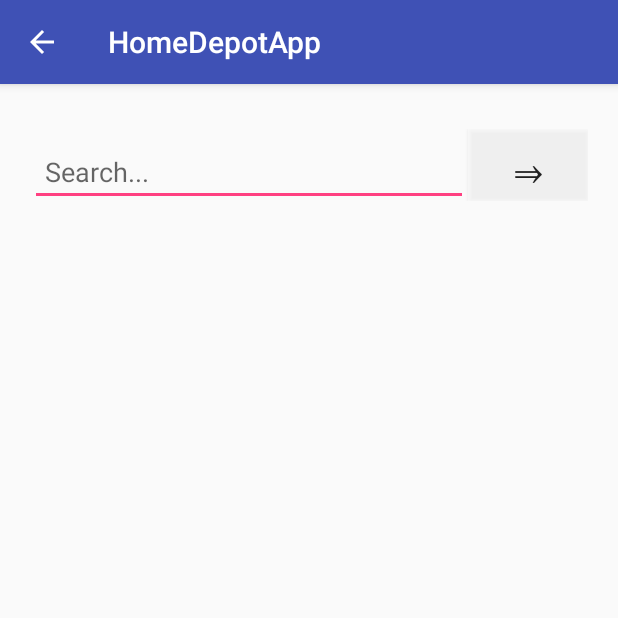
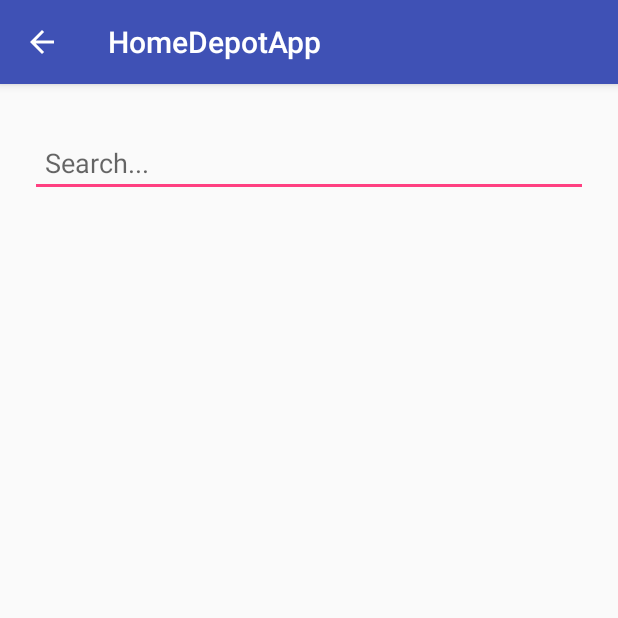
Before and after one commit to IshanArya/Beacon, an Android app: the SearchActivity screen opened directly, with no data from a screen before it, on a phone screen of 412 x 824 dp, the top half of it. Run offline under Robolectric (Android 15) with nearby library versions, the light colour scheme and no system bars.

Commit message:
Removed search button

```diff
--- a/HomeDepotApp/app/src/main/res/layout/activity_search.xml
+++ b/HomeDepotApp/app/src/main/res/layout/activity_search.xml
@@ -21,13 +21,13 @@
             android:paddingLeft="10dp"
             android:paddingRight="10dp" />
 
-        <Button
-            android:layout_weight="0"
-            android:layout_width="80dp"
-            android:layout_height="wrap_content"
-            android:background="@color/colorTransparent"
-            android:textSize="30sp"
-            android:text="⇒" />
+        <!--<Button-->
+            <!--android:layout_weight="0"-->
+            <!--android:layout_width="80dp"-->
+            <!--android:layout_height="wrap_content"-->
+            <!--android:background="@color/colorTransparent"-->
+            <!--android:textSize="30sp"-->
+            <!--android:text="⇒" />-->
     </LinearLayout>
     <ListView
         android:layout_width="match_parent"
```
